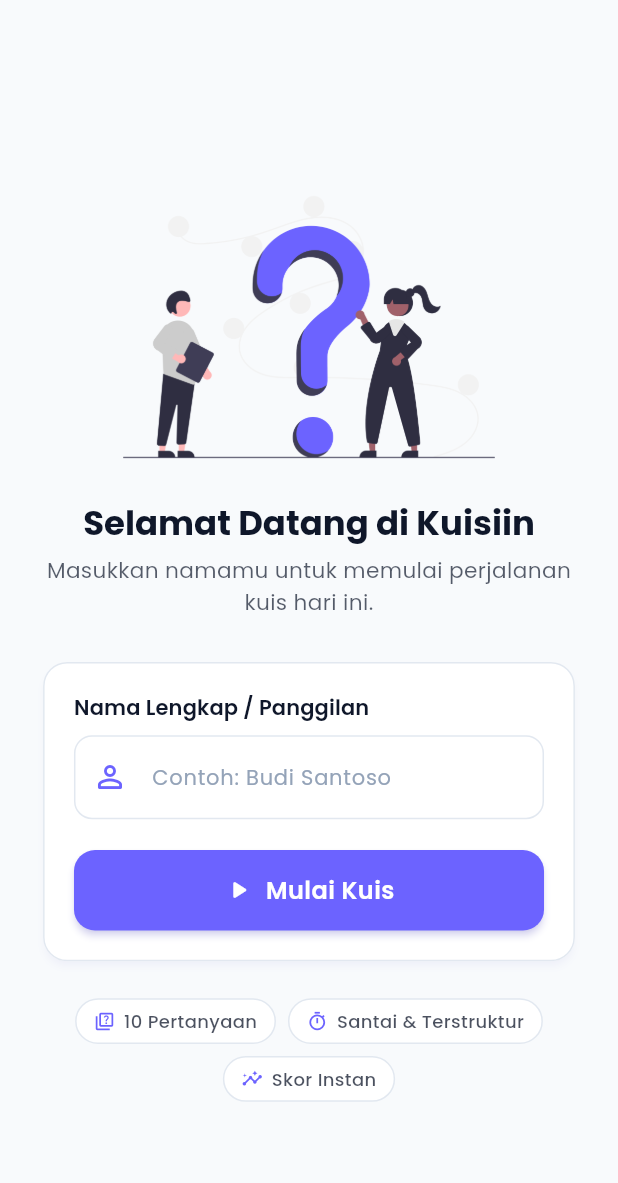
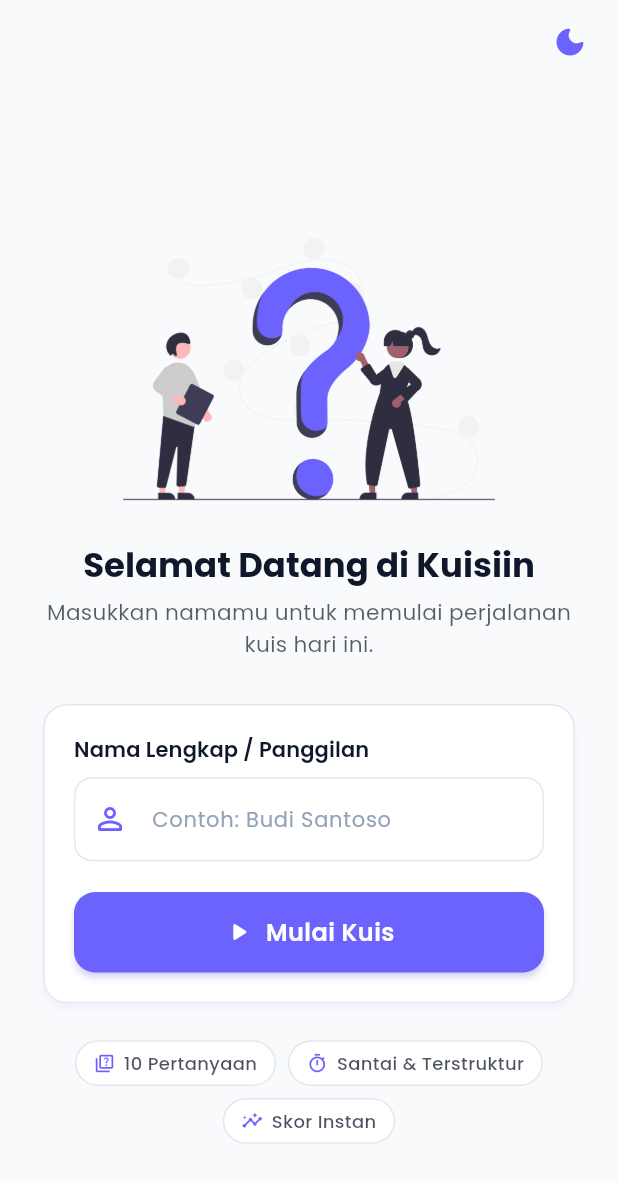
Before and after one commit to nauflzuhd/Kuisiin, a Flutter app: the screen it shows after launch, on a phone screen of 412 x 824 dp. Shown: the top 1183 px of the screen. Run offline on Flutter 3.47's test engine with Material 3 defaults, Android fonts, the phone set to English and light mode, and no system bars.

Commit message:
feat: tambahkan fitur bonus tema gelap dan tombol toggle tema interaktif

```diff
--- a/lib/app.dart
+++ b/lib/app.dart
@@ -1,8 +1,10 @@
 import 'package:flutter/material.dart';
+import 'package:provider/provider.dart';
 
 import 'core/constants/app_routes.dart';
 import 'core/constants/app_strings.dart';
 import 'core/theme/app_theme.dart';
+import 'providers/theme_provider.dart';
 import 'screens/quiz_screen.dart';
 import 'screens/result_screen.dart';
 import 'screens/welcome_screen.dart';
@@ -12,12 +14,14 @@ class KuisiinApp extends StatelessWidget {
 
   @override
   Widget build(BuildContext context) {
+    final themeProvider = context.watch<ThemeProvider>();
+
     return MaterialApp(
       title: AppStrings.appName,
       debugShowCheckedModeBanner: false,
       theme: AppTheme.lightTheme,
       darkTheme: AppTheme.darkTheme,
-      themeMode: ThemeMode.light,
+      themeMode: themeProvider.themeMode,
       initialRoute: AppRoutes.welcome,
       routes: {
         AppRoutes.welcome: (context) => const WelcomeScreen(),
--- a/lib/main.dart
+++ b/lib/main.dart
@@ -3,11 +3,13 @@ import 'package:provider/provider.dart';
 
 import 'app.dart';
 import 'providers/quiz_provider.dart';
+import 'providers/theme_provider.dart';
 
 void main() {
   runApp(
     MultiProvider(
       providers: [
+        ChangeNotifierProvider(create: (_) => ThemeProvider()),
         ChangeNotifierProvider(create: (_) => QuizProvider()),
       ],
       child: const KuisiinApp(),
--- /dev/null
+++ b/lib/providers/theme_provider.dart
@@ -0,0 +1,27 @@
+import 'package:flutter/material.dart';
+
+/// Provider untuk mengelola preferensi tema aplikasi (Light Mode & Dark Mode).
+/// Memanfaatkan ChangeNotifier agar pembaruan tema langsung diterapkan di seluruh widget tree.
+class ThemeProvider with ChangeNotifier {
+  ThemeMode _themeMode = ThemeMode.light;
+
+  /// Mendapatkan mode tema saat ini.
+  ThemeMode get themeMode => _themeMode;
+
+  /// Memeriksa apakah saat ini sedang dalam mode gelap.
+  bool get isDarkMode => _themeMode == ThemeMode.dark;
+
+  /// Mengganti tema antara Terang dan Gelap.
+  void toggleTheme() {
+    _themeMode = _themeMode == ThemeMode.light ? ThemeMode.dark : ThemeMode.light;
+    notifyListeners();
+  }
+
+  /// Menentukan mode tema secara eksplisit.
+  void setThemeMode(ThemeMode mode) {
+    if (_themeMode != mode) {
+      _themeMode = mode;
+      notifyListeners();
+    }
+  }
+}
--- a/lib/screens/quiz_screen.dart
+++ b/lib/screens/quiz_screen.dart
@@ -11,6 +11,7 @@ import '../widgets/option_tile.dart';
 import '../widgets/primary_button.dart';
 import '../widgets/question_card.dart';
 import '../widgets/quiz_progress_bar.dart';
+import '../widgets/theme_toggle_button.dart';
 
 /// Halaman Kuis (QuizScreen).
 /// Menampilkan pertanyaan kuis dinamis dari [QuizProvider] menggunakan widget modular:
@@ -45,12 +46,15 @@ class QuizScreen extends StatelessWidget {
           title: const Text(AppStrings.appName),
           automaticallyImplyLeading: false,
           actions: [
+            // Tombol Toggle Tema (Terang / Gelap)
+            const ThemeToggleButton(),
             // Tombol Keluar Kuis dengan konfirmasi
             IconButton(
               tooltip: 'Keluar Kuis',
               icon: const Icon(Icons.close_rounded),
               onPressed: () => _showExitConfirmationDialog(context, quiz),
             ),
+            const SizedBox(width: 4),
           ],
         ),
         body: SafeArea(
--- a/lib/screens/welcome_screen.dart
+++ b/lib/screens/welcome_screen.dart
@@ -7,6 +7,7 @@ import '../core/constants/app_strings.dart';
 import '../core/utils/responsive.dart';
 import '../providers/quiz_provider.dart';
 import '../widgets/primary_button.dart';
+import '../widgets/theme_toggle_button.dart';
 
 /// Halaman awal (Welcome Screen) aplikasi Kuisiin.
 /// Menggunakan [StatefulWidget] untuk mengelola lifecycle [TextEditingController],
@@ -94,6 +95,14 @@ class _WelcomeScreenState extends State<WelcomeScreen> {
     final isDark = Theme.of(context).brightness == Brightness.dark;
 
     return Scaffold(
+      appBar: AppBar(
+        backgroundColor: Colors.transparent,
+        elevation: 0,
+        actions: const [
+          ThemeToggleButton(),
+          SizedBox(width: 8),
+        ],
+      ),
       body: SafeArea(
         child: Center(
           child: ConstrainedBox(
--- /dev/null
+++ b/lib/widgets/theme_toggle_button.dart
@@ -0,0 +1,37 @@
+import 'package:flutter/material.dart';
+import 'package:provider/provider.dart';
+
+import '../core/constants/app_colors.dart';
+import '../providers/theme_provider.dart';
+
+/// Tombol reusable untuk beralih antara Mode Terang (Light Mode) dan Mode Gelap (Dark Mode).
+class ThemeToggleButton extends StatelessWidget {
+  const ThemeToggleButton({super.key});
+
+  @override
+  Widget build(BuildContext context) {
+    final themeProvider = context.watch<ThemeProvider>();
+    final bool isDark = themeProvider.isDarkMode;
+
+    return IconButton(
+      tooltip: isDark ? 'Beralih ke Mode Terang' : 'Beralih ke Mode Gelap',
+      icon: AnimatedSwitcher(
+        duration: const Duration(milliseconds: 300),
+        transitionBuilder: (child, animation) {
+          return RotationTransition(
+            turns: animation,
+            child: ScaleTransition(scale: animation, child: child),
+          );
+        },
+        child: Icon(
+          isDark ? Icons.light_mode_rounded : Icons.dark_mode_rounded,
+          key: ValueKey<bool>(isDark),
+          color: isDark ? AppColors.accentGold : AppColors.primary,
+        ),
+      ),
+      onPressed: () {
+        themeProvider.toggleTheme();
+      },
+    );
+  }
+}
```
